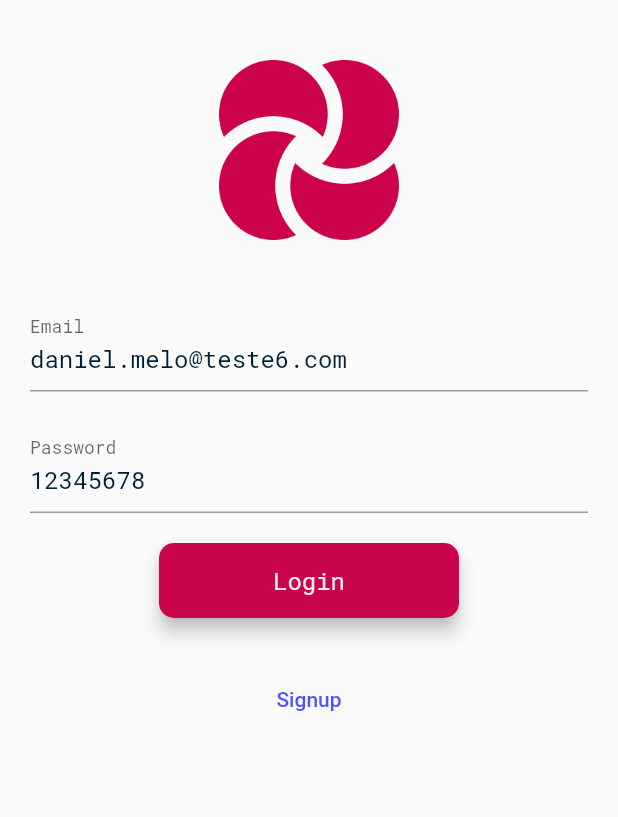
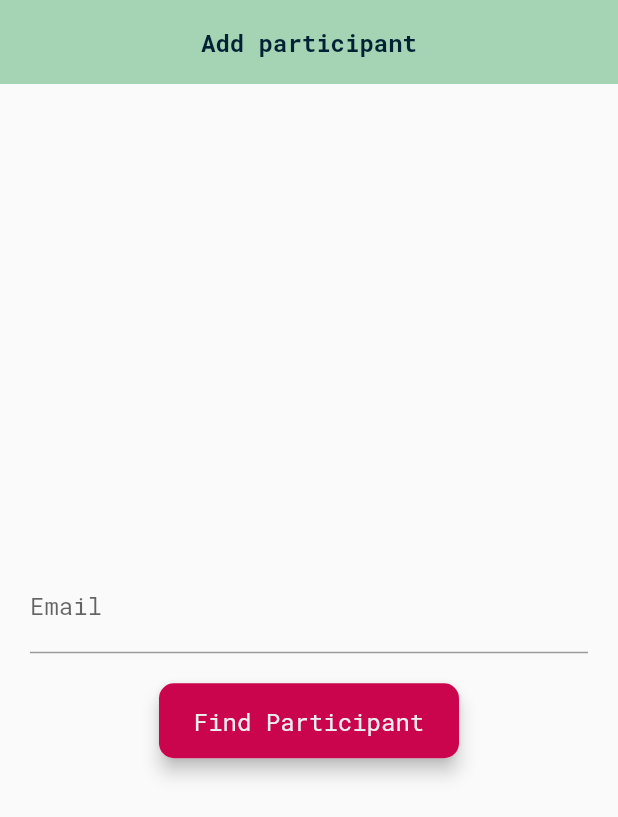
Before and after one commit to DizzyMelo/efficient_meeting_app, a Flutter app: the screen it shows after launch, on a phone screen of 412 x 824 dp. Shown: the top 817 px of the screen. Run offline on Flutter 3.47's test engine with Material 2 defaults, Android fonts, the phone set to English and light mode, and no system bars; our stand-ins replace dio, expandable, flutter_dotenv, flutter_rating_stars, get; project files that could hold a hidden picture were left out.

Commit message:
find user

```diff
--- a/lib/core/api/api_client.dart
+++ b/lib/core/api/api_client.dart
@@ -32,9 +32,10 @@ class ApiClient {
     } on DioError catch (ex) {
       throw ApiException(
           ApiError(detail: ex.error.toString()), ex.response!.statusCode!);
-    } catch (ex) {
-      throw CustomException("Something is wrong with your request!", ex, 500);
     }
+    // catch (ex) {
+    //   throw CustomException("Something is wrong with your request!", ex, 500);
+    // }
   }
 
   Future<ResponseObject> post(
--- a/lib/core/api/clients/meeting_client.dart
+++ b/lib/core/api/clients/meeting_client.dart
@@ -1,7 +1,7 @@
 import 'package:efficient_meeting_app/core/api/api_client.dart';
 import 'package:efficient_meeting_app/core/api/response/meeting/detail_meeting_response_model.dart';
-import 'package:efficient_meeting_app/core/api/response/user_reponse_model.dart';
 
+import '../../entities/user_entity.dart';
 import '../response/meeting/add_meeting_response_model.dart';
 import '../response/meeting/meetings_response_model.dart';
 import '../response/response_object.dart';
--- a/lib/core/api/clients/user_client.dart
+++ b/lib/core/api/clients/user_client.dart
@@ -1,4 +1,5 @@
 import 'package:efficient_meeting_app/core/api/api_client.dart';
+import 'package:efficient_meeting_app/core/api/response/get_userbyemail_response.dart';
 import 'package:efficient_meeting_app/core/api/response/user_reponse_model.dart';
 
 import '../response/response_object.dart';
@@ -38,4 +39,14 @@ class UserClient extends ApiClient {
 
     return response;
   }
+
+  Future getUserByEmail(String email) async {
+    Map<String, String> params = {"email": email};
+    var response = await super.get(
+        endpoint: _baseEndpoint,
+        queryParams: params,
+        serializer: GetUserByEmailResponse.fromJson);
+
+    return response;
+  }
 }
--- /dev/null
+++ b/lib/core/api/response/get_userbyemail_response.dart
@@ -0,0 +1,40 @@
+// To parse this JSON data, do
+//
+//     final getUserByEmailResponse = getUserByEmailResponseFromJson(jsonString);
+
+import 'dart:convert';
+
+import 'package:efficient_meeting_app/core/api/response/response_object.dart';
+
+import '../../entities/user_entity.dart';
+
+GetUserByEmailResponse getUserByEmailResponseFromJson(String str) =>
+    GetUserByEmailResponse.fromJson(json.decode(str));
+
+String getUserByEmailResponseToJson(GetUserByEmailResponse data) =>
+    json.encode(data.toJson());
+
+class GetUserByEmailResponse extends ResponseObject {
+  GetUserByEmailResponse({
+    this.status,
+    this.results,
+    this.users,
+  });
+
+  String? status;
+  int? results;
+  List<User>? users;
+
+  factory GetUserByEmailResponse.fromJson(Map<String, dynamic> json) =>
+      GetUserByEmailResponse(
+        status: json["status"],
+        results: json["results"],
+        users: List<User>.from(json["users"].map((x) => User.fromJson(x))),
+      );
+
+  Map<String, dynamic> toJson() => {
+        "status": status,
+        "results": results,
+        "users": List<dynamic>.from(users!.map((x) => x.toJson())),
+      };
+}
--- a/lib/core/api/response/user_reponse_model.dart
+++ b/lib/core/api/response/user_reponse_model.dart
@@ -5,6 +5,8 @@
 import 'dart:convert';
 
 import 'package:efficient_meeting_app/core/api/response/response_object.dart';
+
+import '../../entities/user_entity.dart';
 
 UserResponseModel userResponseModelFromJson(String str) =>
     UserResponseModel.fromJson(json.decode(str));
@@ -37,60 +39,60 @@ class UserResponseModel implements ResponseObject {
       };
 }
 
-class User {
-  User({
-    required this.termsAccepted,
-    required this.stars,
-    required this.id,
-    required this.firstname,
-    required this.lastname,
-    required this.email,
-    required this.photo,
-    required this.phone,
-    required this.password,
-    required this.status,
-    required this.v,
-  });
+// class User {
+//   User({
+//     required this.termsAccepted,
+//     required this.stars,
+//     required this.id,
+//     required this.firstname,
+//     required this.lastname,
+//     required this.email,
+//     required this.photo,
+//     required this.phone,
+//     required this.password,
+//     required this.status,
+//     required this.v,
+//   });
 
-  bool termsAccepted;
-  int stars;
-  String id;
-  String firstname;
-  String lastname;
-  String email;
-  String photo;
-  String phone;
-  String password;
-  String status;
-  int v;
+//   bool termsAccepted;
+//   int stars;
+//   String id;
+//   String firstname;
+//   String lastname;
+//   String email;
+//   String photo;
+//   String phone;
+//   String password;
+//   String status;
+//   int v;
 
-  factory User.fromJson(Map<String, dynamic> json) => User(
-        termsAccepted: json["termsAccepted"],
-        stars: json["stars"],
-        id: json["_id"],
-        firstname: json["firstname"],
-        lastname: json["lastname"],
-        email: json["email"],
-        photo: json["photo"],
-        phone: json["phone"],
-        password: json["password"],
-        status: json["status"],
-        v: json["__v"],
-      );
+//   factory User.fromJson(Map<String, dynamic> json) => User(
+//         termsAccepted: json["termsAccepted"],
+//         stars: json["stars"],
+//         id: json["_id"],
+//         firstname: json["firstname"],
+//         lastname: json["lastname"],
+//         email: json["email"],
+//         photo: json["photo"],
+//         phone: json["phone"],
+//         password: json["password"],
+//         status: json["status"],
+//         v: json["__v"],
+//       );
 
-  Map<String, dynamic> toJson() => {
-        "termsAccepted": termsAccepted,
-        "stars": stars,
-        "_id": id,
-        "firstname": firstname,
-        "lastname": lastname,
-        "email": email,
-        "photo": photo,
-        "phone": phone,
-        "password": password,
-        "status": status,
-        "__v": v,
-      };
+//   Map<String, dynamic> toJson() => {
+//         "termsAccepted": termsAccepted,
+//         "stars": stars,
+//         "_id": id,
+//         "firstname": firstname,
+//         "lastname": lastname,
+//         "email": email,
+//         "photo": photo,
+//         "phone": phone,
+//         "password": password,
+//         "status": status,
+//         "__v": v,
+//       };
 
-  static User? user;
-}
+//   static User? user;
+// }
--- /dev/null
+++ b/lib/core/components/custom_appbar_component.dart
@@ -0,0 +1,55 @@
+import 'package:efficient_meeting_app/core/theme/fonts.dart';
+import 'package:flutter/material.dart';
+import 'package:flutter/services.dart';
+
+class CustomAppBar extends StatefulWidget implements PreferredSizeWidget {
+  final Color color;
+  final List<Widget> actions;
+  final Color iconColor;
+  final Color iconThemeColor;
+  final Widget? leading;
+  final String title;
+  final PreferredSizeWidget? bottom;
+
+  static const defaultAppbarColor = Color.fromRGBO(164, 212, 180, 1);
+
+  const CustomAppBar({
+    Key? key,
+    this.color = defaultAppbarColor,
+    this.actions = const [],
+    this.leading,
+    this.iconColor = Colors.white,
+    this.iconThemeColor = Colors.white,
+    this.bottom,
+    required this.title,
+  })  : preferredSize = bottom == null
+            ? const Size.fromHeight(kToolbarHeight)
+            : const Size.fromHeight(kToolbarHeight + 10),
+        super(key: key);
+
+  @override
+  final Size preferredSize; // default is 56.0
+
+  @override
+  _CustomAppBarState createState() => _CustomAppBarState();
+}
+
+class _CustomAppBarState extends State<CustomAppBar> {
+  @override
+  Widget build(BuildContext context) {
+    return AppBar(
+      systemOverlayStyle: SystemUiOverlayStyle.dark,
+      elevation: 0,
+      leading: widget.leading,
+      backgroundColor: widget.color,
+      actions: widget.actions,
+      centerTitle: true,
+      iconTheme: IconThemeData(color: widget.iconThemeColor),
+      title: Text(
+        widget.title,
+        style: CustomTextStyles.textMediumBold,
+      ),
+      bottom: widget.bottom,
+    );
+  }
+}
--- a/lib/core/components/custom_textfield_component.dart
+++ b/lib/core/components/custom_textfield_component.dart
@@ -1,4 +1,5 @@
 import 'package:efficient_meeting_app/core/theme/fonts.dart';
+import 'package:efficient_meeting_app/core/utils/general_utils.dart';
 import 'package:flutter/material.dart';
 
 import '../theme/colors.dart';
@@ -21,7 +22,7 @@ class CustomTextFieldComponent extends StatelessWidget {
       children: [
         TextFormField(
           controller: controller,
-          validator: validator,
+          validator: validator ?? GeneralUtils.defaultTextfieldValidator,
           style: CustomTextStyles.textMedium,
           decoration: InputDecoration(
             labelText: label,
--- /dev/null
+++ b/lib/core/entities/user_entity.dart
@@ -0,0 +1,57 @@
+class User {
+  User({
+    required this.termsAccepted,
+    required this.stars,
+    required this.id,
+    required this.firstname,
+    required this.lastname,
+    required this.email,
+    required this.photo,
+    required this.phone,
+    required this.password,
+    required this.status,
+    required this.v,
+  });
+
+  bool termsAccepted;
+  int stars;
+  String id;
+  String firstname;
+  String lastname;
+  String email;
+  String photo;
+  String phone;
+  String? password;
+  String status;
+  int? v;
+
+  factory User.fromJson(Map<String, dynamic> json) => User(
+        termsAccepted: json["termsAccepted"],
+        stars: json["stars"],
+        id: json["_id"],
+        firstname: json["firstname"],
+        lastname: json["lastname"],
+        email: json["email"],
+        photo: json["photo"],
+        phone: json["phone"],
+        password: json["password"],
+        status: json["status"],
+        v: json["__v"],
+      );
+
+  Map<String, dynamic> toJson() => {
+        "termsAccepted": termsAccepted,
+        "stars": stars,
+        "_id": id,
+        "firstname": firstname,
+        "lastname": lastname,
+        "email": email,
+        "photo": photo,
+        "phone": phone,
+        "password": password,
+        "status": status,
+        "__v": v,
+      };
+
+  static User? user;
+}
--- a/lib/core/utils/general_utils.dart
+++ b/lib/core/utils/general_utils.dart
@@ -10,6 +10,11 @@ class GeneralUtils {
     final DateFormat formatter = DateFormat('MM/dd/yyyy kk:mm');
     final String formatted = formatter.format(date);
     return formatted;
+  }
+
+  static String? defaultTextfieldValidator(String? input) {
+    if (input!.isEmpty) return "The field above is required";
+    return null;
   }
 
   static showMessage({required String message}) {
--- a/lib/main.dart
+++ b/lib/main.dart
@@ -3,6 +3,8 @@ import 'package:efficient_meeting_app/modules/home/binding.dart';
 import 'package:efficient_meeting_app/modules/home/view.dart';
 import 'package:efficient_meeting_app/modules/meeting/add/binding.dart';
 import 'package:efficient_meeting_app/modules/meeting/add/view.dart';
+import 'package:efficient_meeting_app/modules/participants/binding.dart';
+import 'package:efficient_meeting_app/modules/participants/view.dart';
 import 'package:efficient_meeting_app/modules/signup/binding.dart';
 import 'package:flutter/material.dart';
 import 'package:flutter_dotenv/flutter_dotenv.dart';
@@ -36,7 +38,7 @@ class MyApp extends StatelessWidget {
         //       .textTheme, // If this is not set, then ThemeData.light().textTheme is used.
         // ),
       ),
-      initialRoute: '/login',
+      initialRoute: '/add-participant',
       getPages: [
         GetPage(
             name: '/login', page: () => LoginView(), binding: LoginBiding()),
@@ -51,6 +53,10 @@ class MyApp extends StatelessWidget {
             name: '/meeting-detail',
             page: () => const DetailMeetingView(),
             binding: DetailMeetingBiding()),
+        GetPage(
+            name: '/add-participant',
+            page: () => AddParticipantView(),
+            binding: AddParticipantBiding())
       ],
     );
   }
--- a/lib/modules/home/components/home_header_component.dart
+++ b/lib/modules/home/components/home_header_component.dart
@@ -1,7 +1,7 @@
 import 'package:flutter/material.dart';
 import 'package:flutter_rating_stars/flutter_rating_stars.dart';
 
-import '../../../core/api/response/user_reponse_model.dart';
+import '../../../core/entities/user_entity.dart';
 import '../../../core/theme/colors.dart';
 import '../../../core/theme/fonts.dart';
 
--- a/lib/modules/login/controller.dart
+++ b/lib/modules/login/controller.dart
@@ -3,6 +3,8 @@ import 'package:efficient_meeting_app/core/api/response/user_reponse_model.dart'
 import 'package:efficient_meeting_app/modules/home/binding.dart';
 import 'package:efficient_meeting_app/modules/home/view.dart';
 import 'package:get/get.dart';
+
+import '../../core/entities/user_entity.dart';
 
 class LoginController extends GetxController {
   var loading = false.obs;
--- a/lib/modules/participants/binding.dart
+++ b/lib/modules/participants/binding.dart
@@ -2,7 +2,7 @@ import 'package:get/get.dart';
 
 import 'controller.dart';
 
-class SignupBiding extends Bindings {
+class AddParticipantBiding extends Bindings {
   @override
   void dependencies() {
     Get.lazyPut<AddParticipantController>(() => AddParticipantController());
--- a/lib/modules/participants/controller.dart
+++ b/lib/modules/participants/controller.dart
@@ -1,5 +1,28 @@
+import 'package:efficient_meeting_app/core/api/clients/user_client.dart';
+import 'package:efficient_meeting_app/core/utils/general_utils.dart';
+import 'package:flutter/cupertino.dart';
 import 'package:get/get.dart';
+
+import '../../core/api/response/get_userbyemail_response.dart';
+import '../../core/entities/user_entity.dart';
 
 class AddParticipantController extends GetxController {
   var loading = false.obs;
+  List<User>? users;
+
+  final userClient = UserClient();
+  getUserByEmail({required String email}) async {
+    loading.value = true;
+    GetUserByEmailResponse response =
+        await userClient.getUserByEmail(email) as GetUserByEmailResponse;
+    loading.value = false;
+
+    if (response.status == 'success') {
+      if (response.users!.isNotEmpty) {
+        users = response.users;
+      } else {
+        GeneralUtils.showMessage(message: 'No user found with this email');
+      }
+    }
+  }
 }
--- a/lib/modules/participants/view.dart
+++ b/lib/modules/participants/view.dart
@@ -0,0 +1,48 @@
+import 'package:efficient_meeting_app/core/components/custom_appbar_component.dart';
+import 'package:efficient_meeting_app/core/components/custom_buttom.dart';
+import 'package:efficient_meeting_app/core/components/custom_textfield_component.dart';
+import 'package:efficient_meeting_app/modules/participants/controller.dart';
+import 'package:flutter/material.dart';
+import 'package:get/get.dart';
+
+class AddParticipantView extends GetView<AddParticipantController> {
+  AddParticipantView({Key? key}) : super(key: key);
+  final userTextController = TextEditingController();
+  final _formKey = GlobalKey<FormState>();
+
+  @override
+  Widget build(BuildContext context) {
+    return SafeArea(
+      child: Scaffold(
+        appBar: const CustomAppBar(title: 'Add participant'),
+        body: Container(
+          padding: const EdgeInsets.symmetric(horizontal: 20),
+          width: double.infinity,
+          height: MediaQuery.of(context).size.height,
+          child: Form(
+            key: _formKey,
+            child: Column(
+              mainAxisAlignment: MainAxisAlignment.center,
+              crossAxisAlignment: CrossAxisAlignment.center,
+              children: [
+                CustomTextFieldComponent(
+                    label: 'Email', controller: userTextController),
+                Obx(
+                  () => CustomButtom(
+                      title: 'Find Participant',
+                      loading: controller.loading.value,
+                      function: () {
+                        if (_formKey.currentState!.validate()) {
+                          controller.getUserByEmail(
+                              email: userTextController.text);
+                        }
+                      }),
+                ),
+              ],
+            ),
+          ),
+        ),
+      ),
+    );
+  }
+}
--- a/lib/modules/signup/controller.dart
+++ b/lib/modules/signup/controller.dart
@@ -2,6 +2,7 @@ import 'package:get/get.dart';
 
 import '../../core/api/clients/user_client.dart';
 import '../../core/api/response/user_reponse_model.dart';
+import '../../core/entities/user_entity.dart';
 import '../login/binding.dart';
 import '../login/view.dart';
 
```
